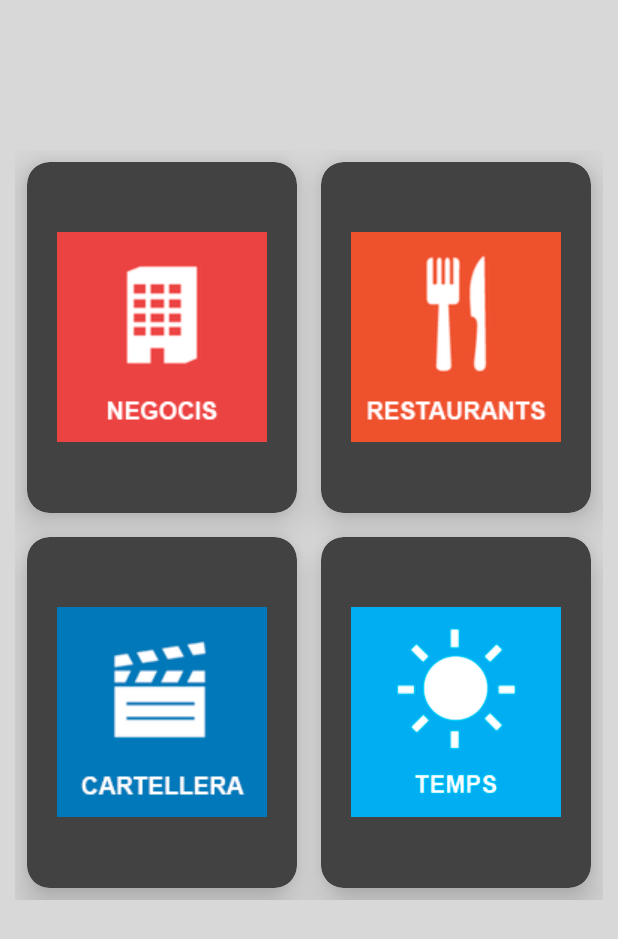
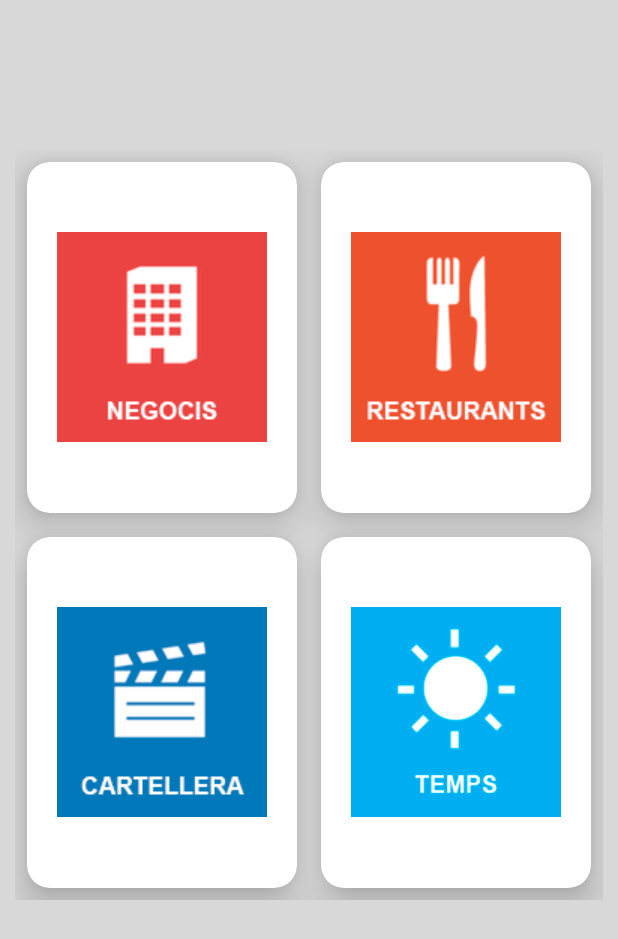
Before and after one commit to Inmanol/PracticaPaginesGrogues, an Android app: the screen it shows after launch (MainActivity), on a phone screen of 412 x 824 dp. Shown: the top 939 px of the screen. Run offline under Robolectric (Android 15) with nearby library versions, the phone set to English and light mode, and no system bars.

Commit message:
17 update

```diff
--- a/app/src/main/res/layout/activity_main.xml
+++ b/app/src/main/res/layout/activity_main.xml
@@ -28,7 +28,7 @@
             android:layout_margin="8dp"
             app:cardCornerRadius="15dp"
             app:cardElevation="15dp"
-            android:background="@color/blanco"
+            app:cardBackgroundColor="@color/seccionFondo"
             >
             <LinearLayout
                 android:layout_width="wrap_content"
@@ -58,6 +58,7 @@
             android:layout_margin="8dp"
             app:cardCornerRadius="15dp"
             app:cardElevation="15dp"
+            app:cardBackgroundColor="@color/seccionFondo"
             >
             <LinearLayout
                 android:layout_width="wrap_content"
@@ -86,6 +87,7 @@
             android:layout_margin="8dp"
             app:cardCornerRadius="15dp"
             app:cardElevation="15dp"
+            app:cardBackgroundColor="@color/seccionFondo"
             >
             <LinearLayout
                 android:layout_width="wrap_content"
@@ -114,6 +116,7 @@
             android:layout_margin="8dp"
             app:cardCornerRadius="15dp"
             app:cardElevation="15dp"
+            app:cardBackgroundColor="@color/seccionFondo"
             >
             <LinearLayout
                 android:layout_width="wrap_content"
```
Also changed, not shown: app/src/main/java/com/example/practicapaginesgrogues/cartelera.java (+39 -2 lines).
